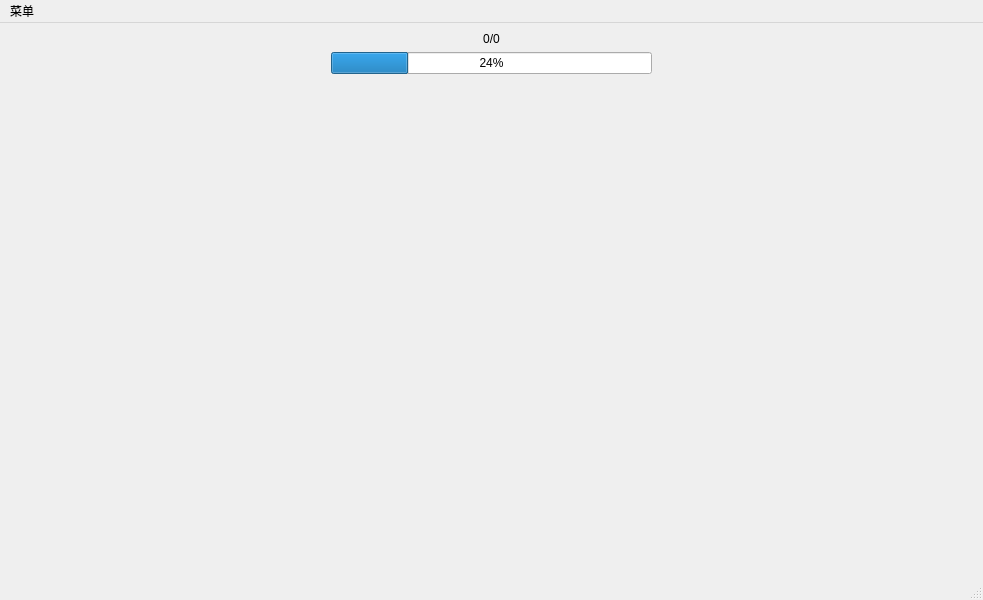
Before: the Qt Designer form MainWindow.ui in King-sj/JasonPPT, drawn with Qt 5.
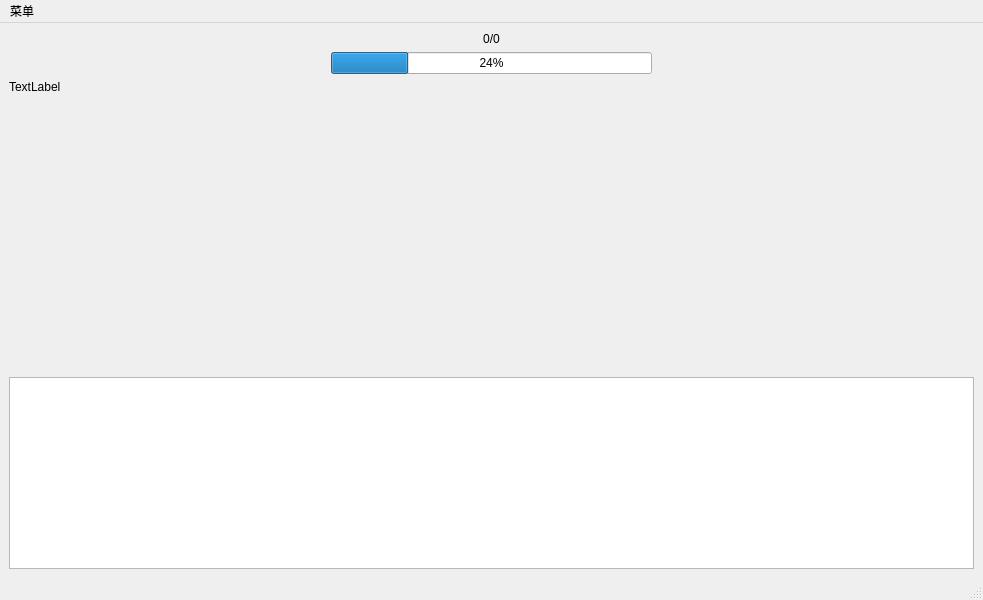
After: the same form once the commit is applied.

```diff
--- a/MainWindow.ui
+++ b/MainWindow.ui
@@ -77,6 +77,13 @@
         </item>
        </layout>
       </item>
+      <item>
+       <widget class="QLabel" name="label_temp">
+        <property name="text">
+         <string>TextLabel</string>
+        </property>
+       </widget>
+      </item>
       <item>
        <spacer name="verticalSpacer">
         <property name="orientation">
@@ -92,6 +99,37 @@
       </item>
      </layout>
     </item>
+    <item row="1" column="0">
+     <widget class="QTextEdit" name="processLog">
+      <property name="sizePolicy">
+       <sizepolicy hsizetype="Preferred" vsizetype="Fixed">
+        <horstretch>0</horstretch>
+        <verstretch>0</verstretch>
+       </sizepolicy>
+      </property>
+      <property name="minimumSize">
+       <size>
+        <width>0</width>
+        <height>0</height>
+       </size>
+      </property>
+      <property name="maximumSize">
+       <size>
+        <width>16777215</width>
+        <height>16777215</height>
+       </size>
+      </property>
+      <property name="autoFormatting">
+       <set>QTextEdit::AutoAll</set>
+      </property>
+      <property name="readOnly">
+       <bool>true</bool>
+      </property>
+      <property name="overwriteMode">
+       <bool>true</bool>
+      </property>
+     </widget>
+    </item>
    </layout>
   </widget>
   <widget class="QMenuBar" name="menubar">
```
